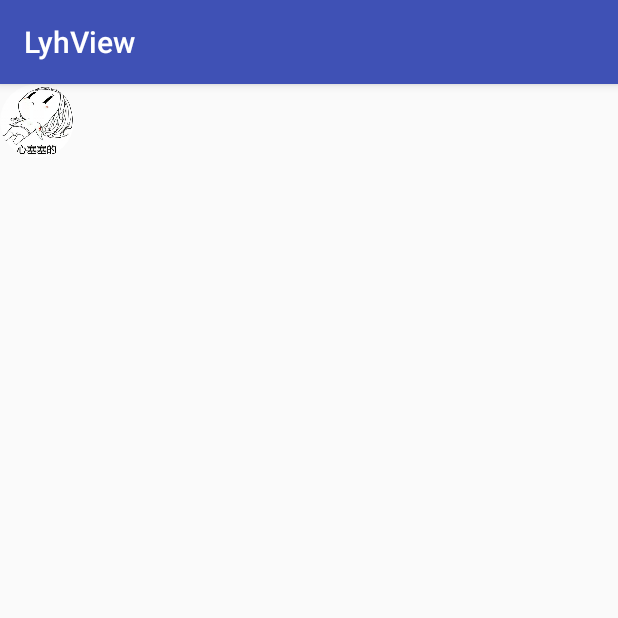
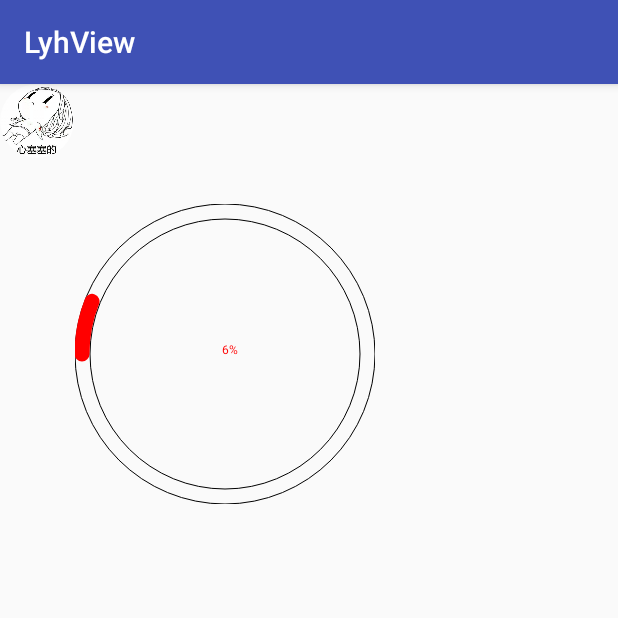
Before and after one commit to liyyihui/LyhDemo, an Android app: the screen it shows after launch (MainActivity), on a phone screen of 412 x 824 dp, the top half of it. Run offline under Robolectric (Android 15) with nearby library versions, the phone set to English and light mode, and no system bars.

Commit message:
第二次提交

```diff
--- /dev/null
+++ b/app/src/main/java/com/example/mymis/lyhview/CircularProgressView.java
@@ -0,0 +1,137 @@
+package com.example.mymis.lyhview;
+
+import android.content.Context;
+import android.content.res.TypedArray;
+import android.graphics.Canvas;
+import android.graphics.Color;
+import android.graphics.LinearGradient;
+import android.graphics.Paint;
+import android.graphics.RectF;
+import android.graphics.Shader;
+import android.graphics.SweepGradient;
+import android.support.annotation.Nullable;
+import android.util.AttributeSet;
+import android.util.Log;
+import android.view.View;
+import android.widget.ProgressBar;
+
+/**
+ * 作者：LYH   2017/7/20
+ * <p>
+ * 邮箱：18081745066@163.com
+ */
+
+public class CircularProgressView extends ProgressBar {
+    private Paint mLinepaint;//画线条笔
+    private Paint mProgresss;//进度画笔
+    private Paint mTextpaint;//写文字笔
+    private int width;//宽
+    private int height;//高
+    private double  girth;//周长
+    private double max;
+    private double progress;
+    private int paintwidth;
+    private  RectF oval;//矩形
+    private  boolean isopen;
+    private int paintcolor,paintstartcolor,paintendcolor,painttextcolor;
+    private float textheight;
+    public CircularProgressView(Context context) {
+        this(context,null);
+    }
+
+    public CircularProgressView(Context context, @Nullable AttributeSet attrs) {
+        this(context, attrs,0);
+    }
+
+    public CircularProgressView(Context context, @Nullable AttributeSet attrs, int defStyleAttr) {
+        super(context, attrs, defStyleAttr);
+
+        getattrscolor(context,attrs);
+        initpaint();
+    }
+
+    private void getattrscolor(Context context, AttributeSet attrs) {
+        TypedArray array = context.obtainStyledAttributes(attrs, R.styleable.CircularProgressView);
+        paintcolor = array.getColor(R.styleable.CircularProgressView_paintcolor, Color.parseColor("#FFFF0000"));
+       paintstartcolor = array.getColor(R.styleable.CircularProgressView_satrtcolor,Color.parseColor("#FFFF0000"));
+       paintendcolor = array.getColor(R.styleable.CircularProgressView_endcolor,Color.parseColor("#220015FF"));
+        painttextcolor = array.getColor(R.styleable.CircularProgressView_textcolor,Color.parseColor("#FFFF0000"));
+        isopen = array.getBoolean(R.styleable.CircularProgressView_opengradualchange,false);
+        array.recycle();
+    }
+
+    private void initpaint() {
+        paintwidth = 15;
+        mProgresss = new Paint(Paint.ANTI_ALIAS_FLAG);
+        mLinepaint = new Paint(Paint.ANTI_ALIAS_FLAG);//抗锯齿
+        mLinepaint.setStyle(Paint.Style.STROKE);
+        mProgresss.setStyle(Paint.Style.STROKE);
+          if(isopen){//开启渐变
+              Shader shader = new LinearGradient(0, 0,0,0, paintstartcolor,
+                     paintendcolor,Shader.TileMode.CLAMP);
+              mProgresss.setShader(shader);
+         }else {  //不开渐变
+              mProgresss.setColor(paintcolor);
+                }
+        mProgresss.setStrokeCap(Paint.Cap.ROUND);//画笔线条头子类型
+        mProgresss.setStrokeWidth(paintwidth);
+        mTextpaint = new Paint(Paint.ANTI_ALIAS_FLAG);
+        mTextpaint.setColor(painttextcolor);
+        textheight = mTextpaint.measureText("7%");
+
+        // textheight = metrics.bottom - metrics.ascent;
+    }
+
+    @Override
+    protected void onMeasure(int widthMeasureSpec, int heightMeasureSpec) {
+
+        int mode = MeasureSpec.getMode(widthMeasureSpec);
+        if(mode==MeasureSpec.EXACTLY){
+
+            width = MeasureSpec.getSize(widthMeasureSpec);
+            height = MeasureSpec.getSize(heightMeasureSpec);
+            girth = ((width-15)/2)*2*3.14;
+             oval =new RectF(0+(paintwidth/2),0+(paintwidth/2),width-(paintwidth/2),height-(paintwidth/2));
+        }
+        super.onMeasure(widthMeasureSpec, heightMeasureSpec);
+    }
+
+    @Override
+    protected void onDraw(Canvas canvas) {
+
+        canvas.drawCircle(width/2, height/2, width/2, mLinepaint);
+        canvas.drawCircle(width/2, height/2, (width-30)/2, mLinepaint);
+       //canvas.drawCircle(width/2, height/2, (width-15)/2, mProgresss);
+        canvas.drawArc(oval,180, (float) progress,false,mProgresss);
+
+        canvas.drawText(percentum()+"%",((width/2)-(textheight/2)),(height/2),mTextpaint);
+
+        super.onDraw(canvas);
+    }
+
+    public void setmProgresssMax(double max) {
+        this.max = max;
+    }
+
+    public void setmProgresss(double progress) {
+        if(max<=0){
+            max = 100;
+        }
+        this.progress = (progress*360)/max;
+        textheight = mTextpaint.measureText(percentum());
+        invalidate();
+    }
+
+    private String percentum(){
+        String per = "0";
+       String mper =  (progress/360*100)+"";
+
+        try {
+            per = mper.substring(0,mper.indexOf("."));
+        } catch (Exception e) {
+            e.printStackTrace();
+            return (progress/360*100)+"";
+        }
+        return per;
+    }
+}
--- a/app/src/main/java/com/example/mymis/lyhview/CylindricalityView.java
+++ b/app/src/main/java/com/example/mymis/lyhview/CylindricalityView.java
@@ -24,8 +24,6 @@ import android.view.View;
 
 public class CylindricalityView extends View {
     private Paint mpaintline;//边线画笔
-    private Paint mpaintview;//柱形画笔
-    private Paint mpaintnumber;//数字画笔
     private Bitmap bitmap;//设置的图片
     private int width;//宽
     private int height;//高
@@ -38,7 +36,7 @@ public class CylindricalityView extends View {
         if(mpaintline == null){
             mpaintline = new Paint();
             mpaintline.setAntiAlias(true);
-            mpaintview.setStyle(Paint.Style.FILL); //实心
+            mpaintline.setStyle(Paint.Style.FILL); //实心
 
         }
     }
@@ -59,6 +57,7 @@ public class CylindricalityView extends View {
         Log.e("LYH","bitmap"+(bitmap==null));
         Log.e("LYH","drawable"+(drawable==null));
        // Log.e("LYH","drawableID"+(R.styleable.CylindricalityView_bitmap));
+        array.recycle();
     }
 
     public CylindricalityView(Context context, @Nullable AttributeSet attrs, int defStyleAttr) {
@@ -88,7 +87,7 @@ public class CylindricalityView extends View {
         super.onDraw(canvas);
     }
 
-    private static Bitmap zoomImage(Bitmap bgimage, double newWidth,
+    private  Bitmap zoomImage(Bitmap bgimage, double newWidth,
                                    double newHeight) {
         // 获取这个图片的宽和高
         float width = bgimage.getWidth();
--- a/app/src/main/java/com/example/mymis/lyhview/MainActivity.java
+++ b/app/src/main/java/com/example/mymis/lyhview/MainActivity.java
@@ -4,10 +4,33 @@ import android.support.v7.app.AppCompatActivity;
 import android.os.Bundle;
 
 public class MainActivity extends AppCompatActivity {
-
+    CircularProgressView mpr;
     @Override
     protected void onCreate(Bundle savedInstanceState) {
         super.onCreate(savedInstanceState);
         setContentView(R.layout.activity_main);
+        mpr = (CircularProgressView) findViewById(R.id.tt2);
+      mpr.setmProgresssMax(100);
+        new Thread(new Runnable() {
+            @Override
+            public void run() {
+               for(int i = 0;i<100;i++){
+                   try {
+                       Thread.sleep(500);
+                   } catch (InterruptedException e) {
+                       e.printStackTrace();
+                   }
+                   final int finalI = i;
+                   mpr.post(new Runnable() {
+                       @Override
+                       public void run() {
+                           mpr.setmProgresss(finalI);
+                       }
+                   });
+               }
+            }
+        }).start();
+
+
     }
 }
--- a/app/src/main/res/layout/activity_main.xml
+++ b/app/src/main/res/layout/activity_main.xml
@@ -1,16 +1,26 @@
 <?xml version="1.0" encoding="utf-8"?>
-<android.support.constraint.ConstraintLayout xmlns:android="http://schemas.android.com/apk/res/android"
+<LinearLayout xmlns:android="http://schemas.android.com/apk/res/android"
     xmlns:app="http://schemas.android.com/apk/res-auto"
     xmlns:tools="http://schemas.android.com/tools"
     android:layout_width="match_parent"
+
     android:layout_height="match_parent"
-
+  android:orientation="vertical"
     tools:context="com.example.mymis.lyhview.MainActivity">
 
     <com.example.mymis.lyhview.CylindricalityView
+        android:id="@+id/tt1"
         android:layout_width="50dp"
         android:layout_height="50dp"
          app:bitmap="@drawable/mm"
          />
 
-</android.support.constraint.ConstraintLayout>
+    <com.example.mymis.lyhview.CircularProgressView
+        android:id="@+id/tt2"
+        android:layout_width="200dp"
+        android:layout_marginLeft="50dp"
+        android:layout_marginTop="30dp"
+        android:layout_height="200dp"
+         app:paintcolor="#ff0000"
+        />
+</LinearLayout>
--- a/app/src/main/res/values/attrs.xml
+++ b/app/src/main/res/values/attrs.xml
@@ -3,6 +3,12 @@
     <declare-styleable name="CylindricalityView">
      <attr name="bitmap" format="reference"/>
     </declare-styleable>
-
+  <declare-styleable name="CircularProgressView">
+      <attr name="paintcolor" format="color"/>
+      <attr name="satrtcolor" format="color"/>
+      <attr name="opengradualchange" format="boolean"/>
+      <attr name="endcolor" format="color"/>
+      <attr name="textcolor" format="color"/>
+  </declare-styleable>
 
 </resources>
```
